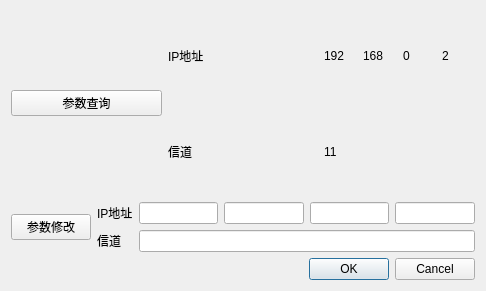
Old version of the form argsetup.ui in the repository ishamo/boom.
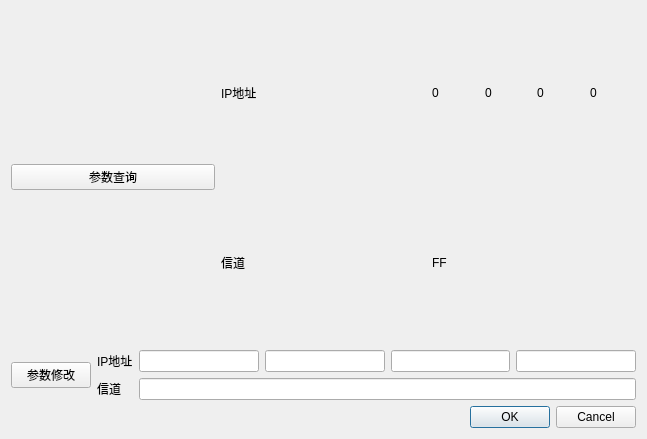
New version of the form.

Patch:
```diff
--- a/argsetup.ui
+++ b/argsetup.ui
@@ -6,8 +6,8 @@
    <rect>
     <x>0</x>
     <y>0</y>
-    <width>486</width>
-    <height>291</height>
+    <width>647</width>
+    <height>439</height>
    </rect>
   </property>
   <property name="windowTitle">
@@ -113,14 +113,14 @@
          <item>
           <widget class="QLabel" name="label_5">
            <property name="text">
-            <string>192</string>
+            <string>0</string>
            </property>
           </widget>
          </item>
          <item>
           <widget class="QLabel" name="label_6">
            <property name="text">
-            <string>168</string>
+            <string>0</string>
            </property>
           </widget>
          </item>
@@ -134,7 +134,7 @@
          <item>
           <widget class="QLabel" name="label_8">
            <property name="text">
-            <string>2</string>
+            <string>0</string>
            </property>
           </widget>
          </item>
@@ -143,7 +143,7 @@
        <item>
         <widget class="QLabel" name="label_9">
          <property name="text">
-          <string>11</string>
+          <string>FF</string>
          </property>
         </widget>
        </item>
```
